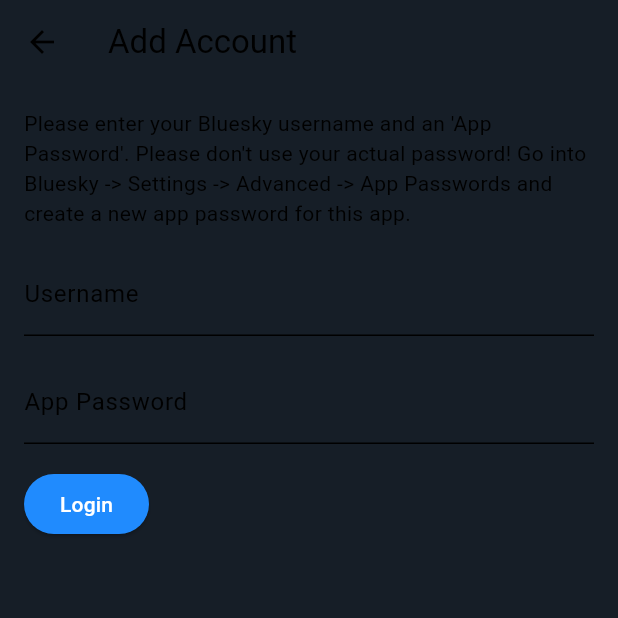
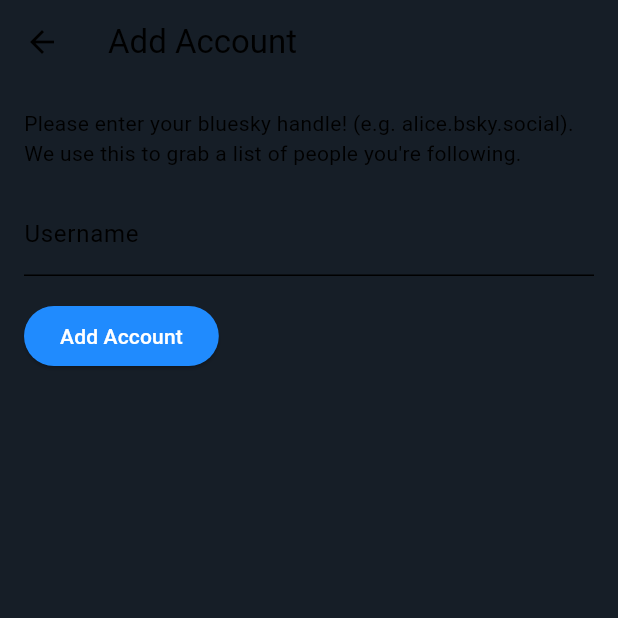
Before and after one commit to austinwitherspoon/BlueNotify, a Flutter app: the AccountPage screen opened directly, on a phone screen of 412 x 824 dp, the top half of it. Run offline on Flutter 3.47's test engine with Material 3 defaults, Android fonts, the phone set to English and light mode, and no system bars; our stand-ins replace cloud_firestore, firebase_core, firebase_messaging, shared_preferences; missing offline and left inert: bluesky; accounts and stored records are empty.

Commit message:
Remove password requirement, use public api for everything

```diff
--- a/lib/account_page.dart
+++ b/lib/account_page.dart
@@ -49,9 +49,8 @@ class _AccountPageState extends State<AccountPage> {
             crossAxisAlignment: CrossAxisAlignment.start,
             children: <Widget>[
               const Text(
-                "Please enter your Bluesky username and an 'App Password'. "
-                "Please don't use your actual password! Go into Bluesky -> Settings -> Advanced -> App Passwords "
-                "and create a new app password for this app.",
+                "Please enter your bluesky handle! (e.g. alice.bsky.social).\n"
+                "We use this to grab a list of people you're following.",
               ),
               const SizedBox(height: 16.0),
               TextFormField(
@@ -62,20 +61,6 @@ class _AccountPageState extends State<AccountPage> {
                 validator: (value) {
                   if (value == null || value.isEmpty) {
                     return 'Please enter your username';
-                  }
-                  return null;
-                },
-              ),
-              const SizedBox(height: 16.0),
-              TextFormField(
-                controller: _passwordController,
-                decoration: const InputDecoration(
-                  labelText: 'App Password',
-                ),
-                obscureText: true,
-                validator: (value) {
-                  if (value == null || value.isEmpty) {
-                    return 'Please enter your app password';
                   }
                   return null;
                 },
@@ -92,12 +77,12 @@ class _AccountPageState extends State<AccountPage> {
                 ),
               const SizedBox(height: 16.0),
               ElevatedButton(
-                onPressed: login,
+                onPressed: checkAccount,
                 style: ElevatedButton.styleFrom(
                   backgroundColor: Theme.of(context).colorScheme.primary,
                   foregroundColor: Theme.of(context).colorScheme.onPrimary,
                 ),
-                child: const Text('Login'),
+                child: const Text('Add Account'),
               ),
             ],
           ),
@@ -106,7 +91,7 @@ class _AccountPageState extends State<AccountPage> {
     );
   }
 
-  void login() async {
+  void checkAccount() async {
     if (_formKey.currentState!.validate()) {
       var username = _usernameController.text;
       if (!username.contains(".")) {
@@ -114,16 +99,26 @@ class _AccountPageState extends State<AccountPage> {
         _usernameController.text = username;
       }
 
-      final password = _passwordController.text;
-      final account = Account(username, password, "");
+      final account = AccountReference(username, "");
 
       try {
         showAlertDialog(context);
-        await LoggedInBlueskyService.login(account);
+        var con = await BlueskyService.getPublicConnection();
+        try {
+          var profile = await con.getProfile(username);
+          account.did = profile.did;
+        } catch (e) {
+          developer.log("Invalid account!: $e", name: "AccountPage");
+          setState(() {
+            _formError = "Could not find account";
+          });
+          Navigator.pop(context);
+          return;
+        }
       } catch (e) {
-        developer.log("Failed to login: $e", name: "AccountPage");
+        developer.log("Failed to connect to bluesky: $e", name: "AccountPage");
         setState(() {
-          _formError = e.toString();
+          _formError = "Could not connect to bluesky: " + e.toString();
         });
         Navigator.pop(context);
         return;
@@ -135,4 +130,34 @@ class _AccountPageState extends State<AccountPage> {
       Navigator.pop(context);
     }
   }
+
+  // void login() async {
+  //   if (_formKey.currentState!.validate()) {
+  //     var username = _usernameController.text;
+  //     if (!username.contains(".")) {
+  //       username += ".bsky.social";
+  //       _usernameController.text = username;
+  //     }
+
+  //     final password = _passwordController.text;
+  //     final account = LoggedInAccount(username, password, "");
+
+  //     try {
+  //       showAlertDialog(context);
+  //       await LoggedInBlueskyService.login(account);
+  //     } catch (e) {
+  //       developer.log("Failed to login: $e", name: "AccountPage");
+  //       setState(() {
+  //         _formError = e.toString();
+  //       });
+  //       Navigator.pop(context);
+  //       return;
+  //     }
+
+  //     final settings = Provider.of<Settings>(context, listen: false);
+  //     settings.addAccount(account);
+  //     Navigator.pop(context);
+  //     Navigator.pop(context);
+  //   }
+  // }
 }
--- a/lib/bluesky.dart
+++ b/lib/bluesky.dart
@@ -14,32 +14,46 @@ class UiException implements Exception {
     return message;
   }
 }
+class AccountReference {
+  final String login;
+  String did;
 
-class Account {
-  final String login;
-  final String password;
-  String did;
-  final String server;
-  Map<String, dynamic> session;
+  AccountReference(this.login, this.did);
 
-  Account(this.login, this.password, this.did,
-      {this.server = 'bsky.social', this.session = const {}});
-
-  Account.fromJson(Map<String, dynamic> json)
+  AccountReference.fromJson(Map<String, dynamic> json)
       : login = json['login'],
-        password = json['password'],
-        did = json['did'] ?? '',
-        server = json['server'] ?? 'bsky.social',
-        session = json['session'] ?? {};
+        did = json['did'] ?? '';
 
   Map<String, dynamic> toJson() => {
         'login': login,
-        'password': password,
         'did': did,
-        'server': server,
-        'session': session,
       };
 }
+// class LoggedInAccount {
+//   final String login;
+//   final String password;
+//   String did;
+//   final String server;
+//   Map<String, dynamic> session;
+
+//   LoggedInAccount(this.login, this.password, this.did,
+//       {this.server = 'bsky.social', this.session = const {}});
+
+//   LoggedInAccount.fromJson(Map<String, dynamic> json)
+//       : login = json['login'],
+//         password = json['password'],
+//         did = json['did'] ?? '',
+//         server = json['server'] ?? 'bsky.social',
+//         session = json['session'] ?? {};
+
+//   Map<String, dynamic> toJson() => {
+//         'login': login,
+//         'password': password,
+//         'did': did,
+//         'server': server,
+//         'session': session,
+//       };
+// }
 
 class Profile {
   final String did;
@@ -182,50 +196,50 @@ class BlueskyService {
   }
 }
 
-class LoggedInBlueskyService extends BlueskyService {
-  final bsky.Session _session;
+// class LoggedInBlueskyService extends BlueskyService {
+//   final bsky.Session _session;
 
-  LoggedInBlueskyService(super.bluesky, this._session);
+//   LoggedInBlueskyService(super.bluesky, this._session);
 
-  static Future<LoggedInBlueskyService> login(Account account) async {
-    if (account.login.isEmpty || account.password.isEmpty) {
-      throw Exception("Username and password cannot be empty.");
-    }
-    if (!bsky.isValidAppPassword(account.password)) {
-      throw UiException(
-          "Please create and use an \"app password\", not your real password!");
-    }
-    try {
-      if (account.session.isEmpty) {
-        throw Exception("Session empty.");
-      }
-      var session = bsky.Session.fromJson(account.session);
-      final bluesky = bsky.Bluesky.fromSession(session);
-      account.session = session.toJson();
-      account.did = session.did;
-      developer.log("Session found, reusing.", name: "BlueskyService");
-      return LoggedInBlueskyService(bluesky, session);
-    } catch (e) {
-      developer.log("Session not found, logging in.", name: "BlueskyService");
-      try {
-        var session = (await bsky.createSession(
-          identifier: account.login,
-          password: account.password,
-        ))
-            .data;
+//   static Future<LoggedInBlueskyService> login(Account account) async {
+//     if (account.login.isEmpty || account.password.isEmpty) {
+//       throw Exception("Username and password cannot be empty.");
+//     }
+//     if (!bsky.isValidAppPassword(account.password)) {
+//       throw UiException(
+//           "Please create and use an \"app password\", not your real password!");
+//     }
+//     try {
+//       if (account.session.isEmpty) {
+//         throw Exception("Session empty.");
+//       }
+//       var session = bsky.Session.fromJson(account.session);
+//       final bluesky = bsky.Bluesky.fromSession(session);
+//       account.session = session.toJson();
+//       account.did = session.did;
+//       developer.log("Session found, reusing.", name: "BlueskyService");
+//       return LoggedInBlueskyService(bluesky, session);
+//     } catch (e) {
+//       developer.log("Session not found, logging in.", name: "BlueskyService");
+//       try {
+//         var session = (await bsky.createSession(
+//           identifier: account.login,
+//           password: account.password,
+//         ))
+//             .data;
 
-        final bluesky = bsky.Bluesky.fromSession(session);
-        account.session = session.toJson();
-        account.did = session.did;
-        return LoggedInBlueskyService(bluesky, session);
-      } catch (e) {
-        developer.log("Failed to login: $e", name: "BlueskyService");
-        throw UiException("Failed to login: $e");
-      }
-    }
-  }
+//         final bluesky = bsky.Bluesky.fromSession(session);
+//         account.session = session.toJson();
+//         account.did = session.did;
+//         return LoggedInBlueskyService(bluesky, session);
+//       } catch (e) {
+//         developer.log("Failed to login: $e", name: "BlueskyService");
+//         throw UiException("Failed to login: $e");
+//       }
+//     }
+//   }
 
-  Future<List<Profile>> getFollowing() async {
-    return await getFollowingForUser(_session.did);
-  }
-}
+//   Future<List<Profile>> getFollowing() async {
+//     return await getFollowingForUser(_session.did);
+//   }
+// }
--- a/lib/notification_page.dart
+++ b/lib/notification_page.dart
@@ -21,7 +21,7 @@ class UsernameDisplay extends StatelessWidget {
   Widget build(BuildContext context) {
     return Column(
       children: [
-        if (displayName != null) Text(displayName!),
+        Text(displayName ?? username),
         Text(username, style: const TextStyle(fontSize: 12)),
       ],
     );
@@ -139,15 +139,15 @@ class _NotificationPageState extends State<NotificationPage> {
       return;
     }
 
-    Account account;
+    AccountReference account;
     if (accounts.length == 1) {
       account = accounts.first;
     } else {
-      account = await showDialog<Account>(
+      var ask_for_account = await showDialog<AccountReference>(
             context: context,
             builder: (BuildContext context) {
               return AlertDialog(
-                title: const Text("Choose an account"),
+            title: const Text("Choose one of your accounts to use:"),
                 content: SingleChildScrollView(
                   child: ListBody(
                     children: accounts.map((account) {
@@ -162,13 +162,16 @@ class _NotificationPageState extends State<NotificationPage> {
                 ),
               );
             },
-          ) ??
-          accounts.first;
+      );
+      if (ask_for_account == null) {
+        return;
+      }
+      account = ask_for_account;
     }
 
     showAlertDialog(context);
-    final service = await LoggedInBlueskyService.login(account);
-    final following = await service.getFollowing();
+    final service = await BlueskyService.getPublicConnection();
+    final following = await service.getFollowingForUser(account.did);
     following.sort((a, b) =>
         (a.displayName ?? a.handle).compareTo(b.displayName ?? b.handle));
     // while we have the data, update handles and display names for existing profiles
--- a/lib/settings.dart
+++ b/lib/settings.dart
@@ -83,7 +83,7 @@ class NotificationSetting {
 
 class Settings with ChangeNotifier {
   static SharedPreferences? _sharedPrefs;
-  List<Account>? _accounts = null;
+  List<AccountReference>? _accounts = null;
   List<NotificationSetting>? _notificationSettings = null;
 
   init() async {
@@ -104,7 +104,7 @@ class Settings with ChangeNotifier {
 
   void loadAccounts() {
     _accounts = _sharedPrefs!.getStringList('accounts')?.map((e) {
-      return Account.fromJson(jsonDecode(e));
+      return AccountReference.fromJson(jsonDecode(e));
     }).toList();
   }
 
@@ -114,7 +114,7 @@ class Settings with ChangeNotifier {
     notifyListeners();
   }
 
-  List<Account> get accounts {
+  List<AccountReference> get accounts {
     if (_accounts == null) {
       loadAccounts();
     }
@@ -122,7 +122,7 @@ class Settings with ChangeNotifier {
     return _accounts!;
   }
 
-  void addAccount(Account account) {
+  void addAccount(AccountReference account) {
     accounts.add(account);
     saveAccounts();
   }
```
